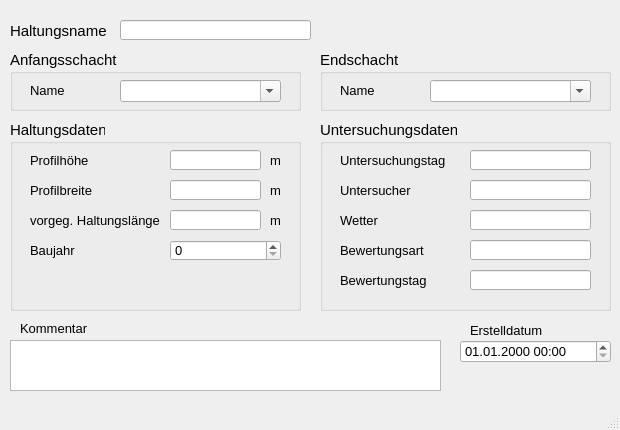
Qt form qkan/forms/qkan_haltungen_untersucht.ui (hoettges/QKan) before a commit.
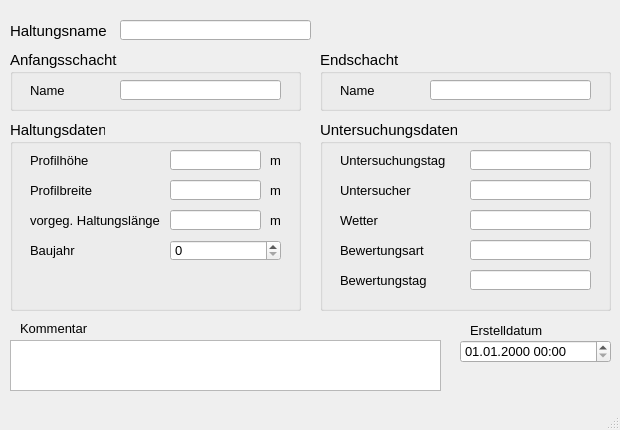
The same form after that commit. Custom widgets are drawn as their Qt base class.

Diff of the .ui file:
```diff
--- a/qkan/forms/qkan_haltungen_untersucht.ui
+++ b/qkan/forms/qkan_haltungen_untersucht.ui
@@ -94,13 +94,13 @@
       <string>Name</string>
      </property>
     </widget>
-    <widget class="QComboBox" name="schoben">
+    <widget class="QLineEdit" name="schoben">
      <property name="geometry">
       <rect>
        <x>110</x>
        <y>30</y>
        <width>161</width>
-       <height>22</height>
+       <height>20</height>
       </rect>
      </property>
      <property name="font">
@@ -115,9 +115,6 @@
      <property name="statusTip">
       <string>Name des oberen Schachts</string>
      </property>
-     <property name="editable">
-      <bool>true</bool>
-     </property>
     </widget>
    </widget>
    <widget class="QGroupBox" name="groupBox_3">
@@ -157,13 +154,13 @@
       <string>Name</string>
      </property>
     </widget>
-    <widget class="QComboBox" name="schunten">
+    <widget class="QLineEdit" name="schunten">
      <property name="geometry">
       <rect>
        <x>110</x>
        <y>30</y>
        <width>161</width>
-       <height>22</height>
+       <height>20</height>
       </rect>
      </property>
      <property name="font">
@@ -178,9 +175,6 @@
      <property name="statusTip">
       <string>Name des unteren Schachts</string>
      </property>
-     <property name="editable">
-      <bool>true</bool>
-     </property>
     </widget>
    </widget>
    <widget class="QTextEdit" name="kommentar">
```
Left out of the diff: 2 changed lines with no effect on the pictures.
